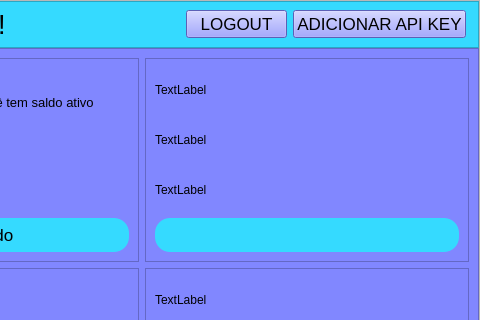
VBSX/Groove-PyCryptoBot, file Interfaces/segunda_tela.ui: the form before one commit; both pictures show x 197 to 677 and y 0 to 320 of the 677 by 713 pixel window.
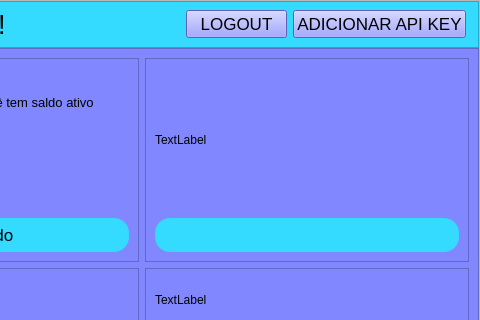
The form after the commit. Icons and pictures are not drawn.

Commit message: start interfaces refactor

What changed in the file:
```diff
--- a/Interfaces/segunda_tela.ui
+++ b/Interfaces/segunda_tela.ui
@@ -318,20 +318,6 @@
                  </property>
                 </widget>
                </item>
-               <item>
-                <widget class="QLabel" name="label_resultado_2">
-                 <property name="text">
-                  <string>TextLabel</string>
-                 </property>
-                </widget>
-               </item>
-               <item>
-                <widget class="QLabel" name="label_icone_2">
-                 <property name="text">
-                  <string>TextLabel</string>
-                 </property>
-                </widget>
-               </item>
                <item>
                 <widget class="QPushButton" name="botao_2">
                  <property name="maximumSize">
```
The commit also changes 4 other files.
